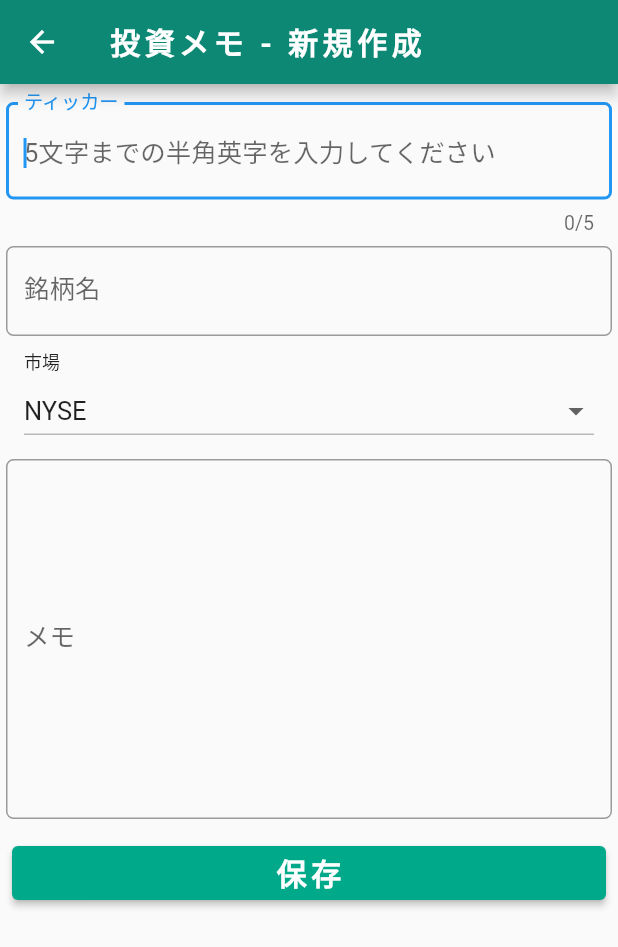
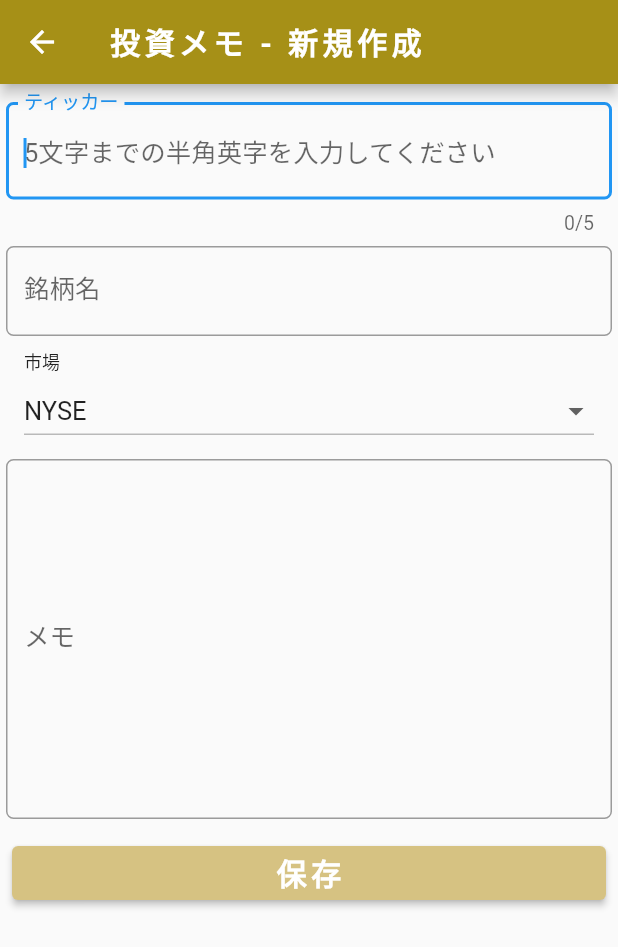
Before and after one commit to arafipro/usstockminimemo, a Flutter app: the EditPage screen opened directly, on a phone screen of 412 x 824 dp. Shown: the top 947 px of the screen. Run offline on Flutter 3.47's test engine with Material 2 defaults, Android fonts, the light colour scheme and no system bars; our stand-ins replace google_mobile_ads, sqflite; accounts and stored records are empty.

Commit message:
アプリの配色を変更
アプリアイコンに合わせてアプリの配色を変更

```diff
--- a/lib/components/stock_card.dart
+++ b/lib/components/stock_card.dart
@@ -104,7 +104,7 @@ updatedAt   ：更新日時
                       ),
                       ElevatedButton.icon(
                         style: ElevatedButton.styleFrom(
-                          backgroundColor: Colors.red,
+                          backgroundColor: Colors.red[700],
                           shape: const StadiumBorder(),
                         ),
                         icon: const Icon(
--- a/lib/constants/colors.dart
+++ b/lib/constants/colors.dart
@@ -1,7 +1,7 @@
 import 'package:usstockminimemo/constants/imports.dart';
 
 // https://mycolor.space/?hex=%230C8874&sub=1
-const Color appBarColor = Color(0xFF0C8874);
-const Color bgColor = Color(0xFFEBFDF8);
-const Color buttonColor = Color(0xFF00A989);
+const Color appBarColor = Color(0xFFA69017);
+const Color buttonColor = Color(0xFFD6C282);
+const Color bgColor = Color(0xFFFEF9EE);
 const Color textColor = Color(0xFFFFFFFF);
```
